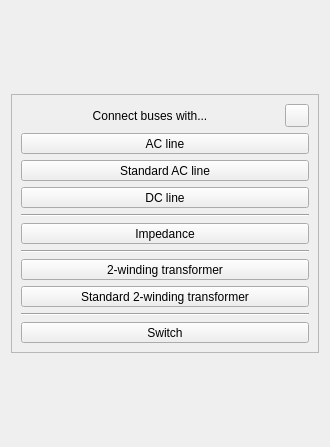
First picture: the form in src/electricalsim/ui/connecting_buses_dialog.ui, repository aloytag/electrical-grid-simulator, before the edit.
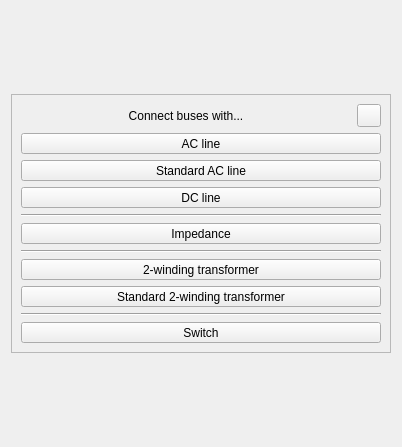
Second picture: the form after the edit.

Commit message: Minor fix in connecting buses dialog

```diff
--- a/src/electricalsim/ui/connecting_buses_dialog.ui
+++ b/src/electricalsim/ui/connecting_buses_dialog.ui
@@ -9,7 +9,7 @@
    <rect>
     <x>0</x>
     <y>0</y>
-    <width>330</width>
+    <width>402</width>
     <height>447</height>
    </rect>
   </property>
```
The commit also changes 6 other files.
